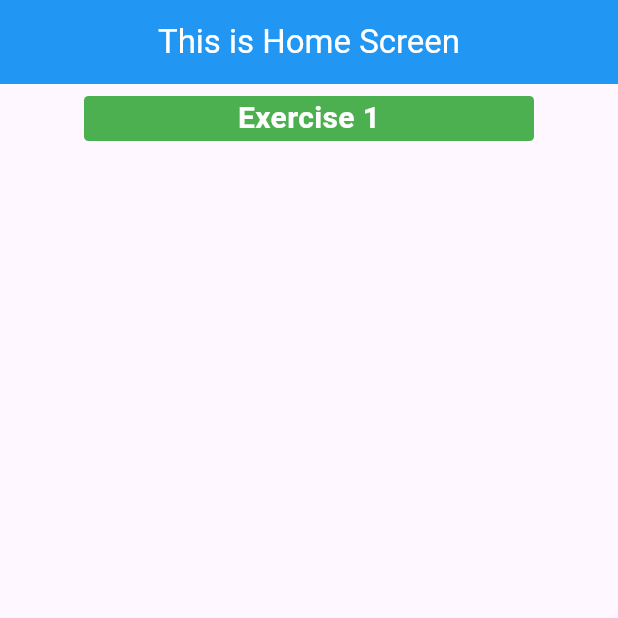
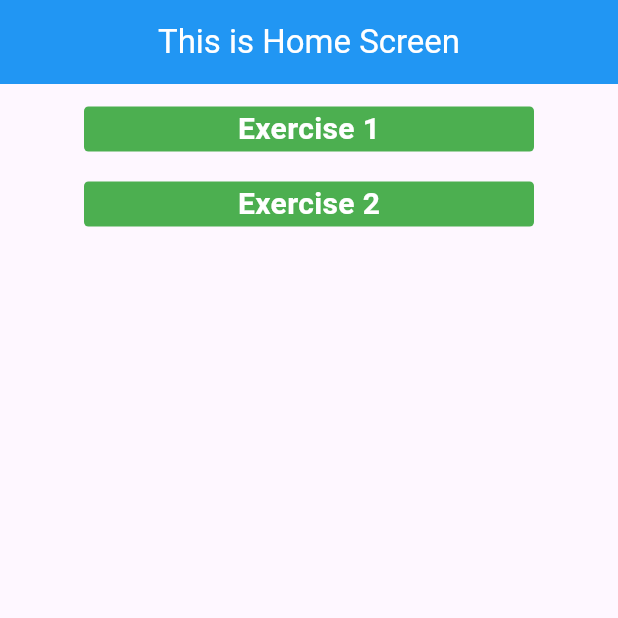
Before and after one commit to Bilal-Basharat/CS394-Mobile-Application-Development, a Flutter app: the screen it shows after launch, on a phone screen of 412 x 824 dp, the top half of it. Run offline on Flutter 3.47's test engine with Material 2 defaults, Android fonts, the light colour scheme and no system bars.

Commit message:
Week-2: complete exercise-2 (even or odd number determination

```diff
--- a/Week_2/lib/Home_Screen.dart
+++ b/Week_2/lib/Home_Screen.dart
@@ -1,3 +1,4 @@
+import 'package:dart_practise_tasks/Week2_Exercises/Exercise_2.dart';
 import 'package:flutter/material.dart';
 import 'Week2_Exercises/Exercise_1.dart';
 
@@ -12,17 +13,21 @@ class _HomeScreenState extends State<HomeScreen> {
   @override
   Widget build(BuildContext context) {
     return Scaffold(
+      //navigation bar
       appBar: AppBar(
         backgroundColor: Colors.blue,
         centerTitle: true,
         title: Text('This is Home Screen', style: TextStyle(color: Colors.white),),
       ),
-      body: Column(
-        children: [
-          Padding(
-            padding: const EdgeInsets.all(8.0),
-            child: Center(
-              child: InkWell(
+      //body of the screen
+      body: Padding(
+        padding: const EdgeInsets.all(15),
+        child: Center(
+          child: Column(
+            children: [
+
+              //button for exercise - 1
+              InkWell(
                 onTap: (){
                   Navigator.push(context,
                       MaterialPageRoute(builder: (context) => Exercise1()
@@ -41,9 +46,33 @@ class _HomeScreenState extends State<HomeScreen> {
                   ),
                 ),
               ),
-            ),
-          )
-        ],
+
+              SizedBox(height: 20,),
+
+              //button for exercise - 2
+              InkWell(
+                onTap: (){
+                  Navigator.push(context,
+                      MaterialPageRoute(builder: (context) => EvenOrOdd()
+                      )
+                  );
+                },
+                child: Container(
+                  width: 300,
+                  height: 30,
+                  decoration: BoxDecoration(
+                    borderRadius: BorderRadius.circular(3),
+                    color: Colors.green,
+                  ),
+                  child: Center(
+                    child: Text('Exercise 2', style: TextStyle(color: Colors.white, fontWeight: FontWeight.bold, fontSize: 20),),
+                  ),
+                ),
+              ),
+
+            ],
+          ),
+        ),
       ),
     );
   }
```
Also changed, not shown: Week_2/lib/Week2_Exercises/Exercise_2.dart (added, +62 -0 lines).
